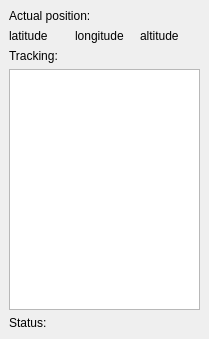
First picture: the form in coordinatesview.ui, repository starchimpsgroup/GPS-Tracker, before the edit.
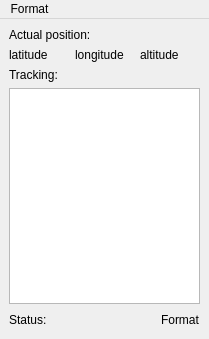
Second picture: the form after the edit.

The edit to the form file:
```diff
--- a/coordinatesview.ui
+++ b/coordinatesview.ui
@@ -71,6 +71,8 @@
      </widget>
     </item>
     <item row="4" column="0">
+     <layout class="QHBoxLayout" name="horizontalLayout_2">
+      <item>
      <widget class="QLabel" name="status">
       <property name="contextMenuPolicy">
        <enum>Qt::NoContextMenu</enum>
@@ -80,6 +82,28 @@
       </property>
      </widget>
     </item>
+      <item>
+       <spacer name="horizontalSpacer">
+        <property name="orientation">
+         <enum>Qt::Horizontal</enum>
+        </property>
+        <property name="sizeHint" stdset="0">
+         <size>
+          <width>40</width>
+          <height>20</height>
+         </size>
+        </property>
+       </spacer>
+      </item>
+      <item>
+       <widget class="QLabel" name="format">
+        <property name="text">
+         <string>Format</string>
+        </property>
+       </widget>
+      </item>
+     </layout>
+    </item>
    </layout>
   </widget>
   <widget class="QMenuBar" name="menubar">
@@ -91,7 +115,31 @@
      <height>21</height>
     </rect>
    </property>
-  </widget>
+   <widget class="QMenu" name="menuFormat">
+    <property name="title">
+     <string>Format</string>
+    </property>
+    <addaction name="actionWGS84"/>
+    <addaction name="actionECEF"/>
+    <addaction name="actionENU"/>
+   </widget>
+   <addaction name="menuFormat"/>
+  </widget>
+  <action name="actionWGS84">
+   <property name="text">
+    <string>WGS84</string>
+   </property>
+  </action>
+  <action name="actionECEF">
+   <property name="text">
+    <string>ECEF</string>
+   </property>
+  </action>
+  <action name="actionENU">
+   <property name="text">
+    <string>ENU</string>
+   </property>
+  </action>
  </widget>
  <resources/>
  <connections/>
```
Lines whose indentation alone changed are shown as unchanged.
